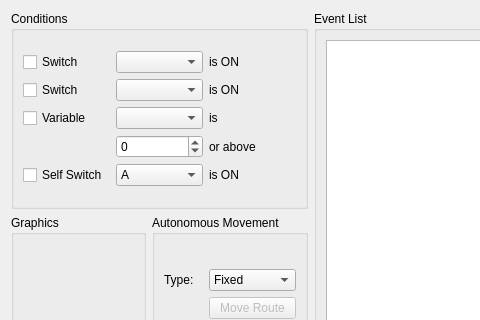
Old version of the form event_dialogs/eventpage.ui in the repository jowin202/YaRXP; both pictures show x 0 to 480 and y 0 to 320 of the 1163 by 628 pixel window.
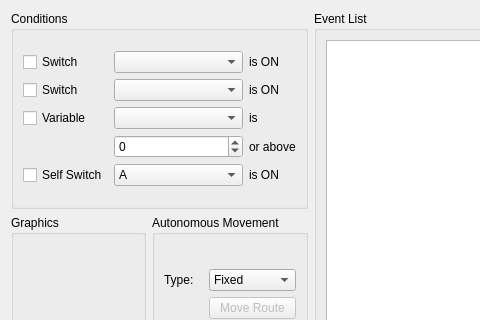
New version of the form. Custom widgets are drawn as their Qt base class.

What changed in the file:
```diff
--- a/event_dialogs/eventpage.ui
+++ b/event_dialogs/eventpage.ui
@@ -290,6 +290,12 @@
         </item>
         <item row="4" column="1">
          <widget class="QComboBox" name="combo_self_switch">
+          <property name="sizePolicy">
+           <sizepolicy hsizetype="Preferred" vsizetype="Fixed">
+            <horstretch>50</horstretch>
+            <verstretch>0</verstretch>
+           </sizepolicy>
+          </property>
           <item>
            <property name="text">
             <string>A</string>
```
